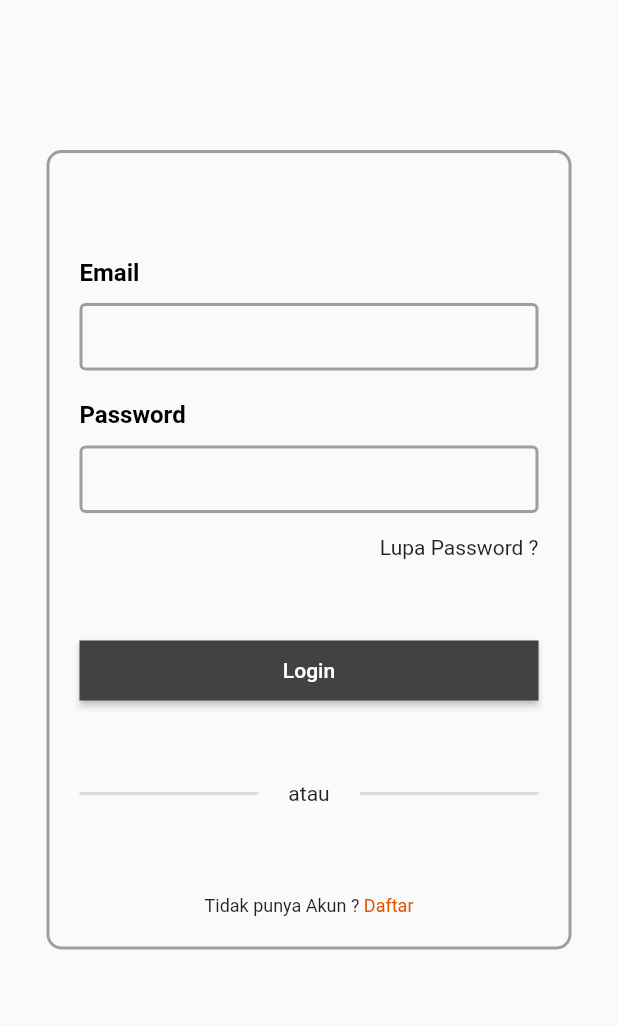
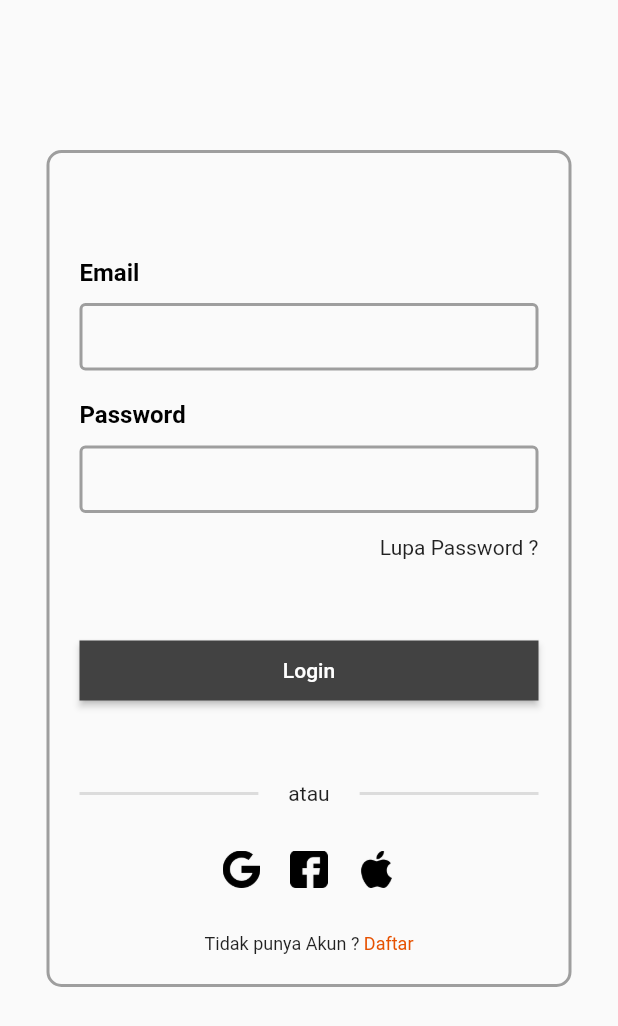
Before and after one commit to alimasudd/flutter-instagram-profile, a Flutter app: the screen it shows after launch, on a phone screen of 412 x 824 dp. Shown: the top 1026 px of the screen. Run offline on Flutter 3.47's test engine with Material 2 defaults, Android fonts, the phone set to English and light mode, and no system bars.

```diff
--- a/lib/instagram_ui/login.dart
+++ b/lib/instagram_ui/login.dart
@@ -155,6 +155,31 @@ class _LoginViewState extends State<LoginView> {
 
                 // social media
                 const SizedBox(height: 30),
+                Row(
+                  mainAxisAlignment: MainAxisAlignment.center,
+                  children: [
+                    InkWell(
+                      onTap: () {},
+                      child: Image.asset(
+                        'assets/images/google.png',
+                        width: 25,
+                      ),
+                    ),
+                    const SizedBox(width: 20),
+                    Image.asset(
+                      'assets/images/facebook.png',
+                      width: 25,
+                    ),
+                    const SizedBox(width: 20),
+                    InkWell(
+                      onTap: () {},
+                      child: Image.asset(
+                        'assets/images/apple.png',
+                        width: 25,
+                      ),
+                    ),
+                  ],
+                ),
 
                 //text daftar
                 const SizedBox(height: 30),
```
